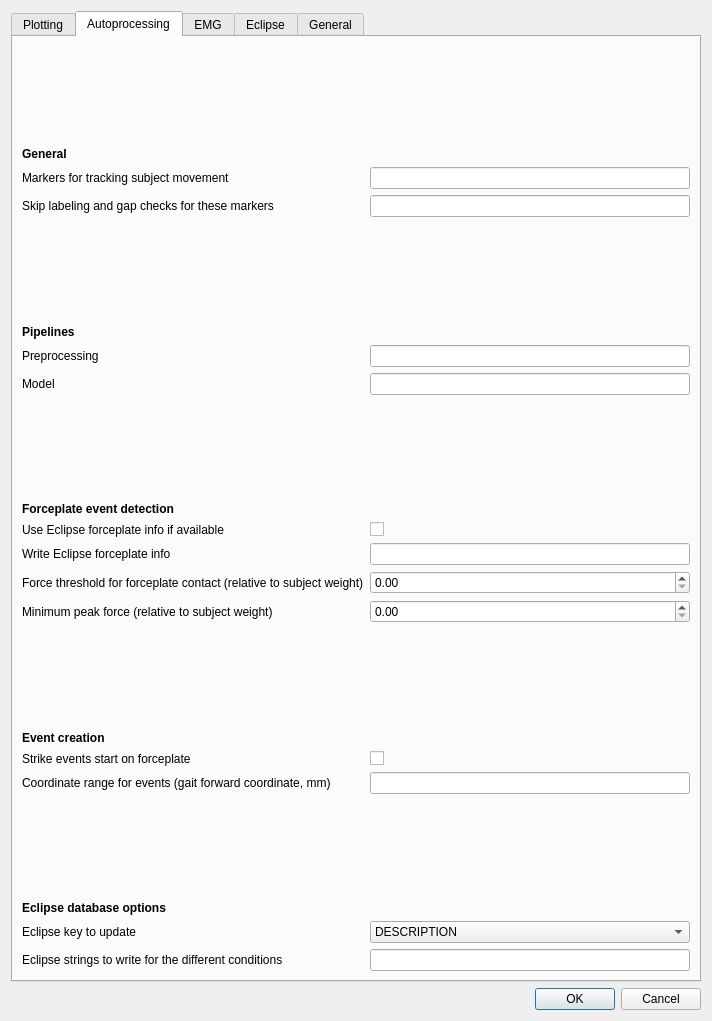
Old version of the form gaitutils/nexus_scripts/options_dialog.ui in the repository NCH-Motion-Laboratory/gaitutils.
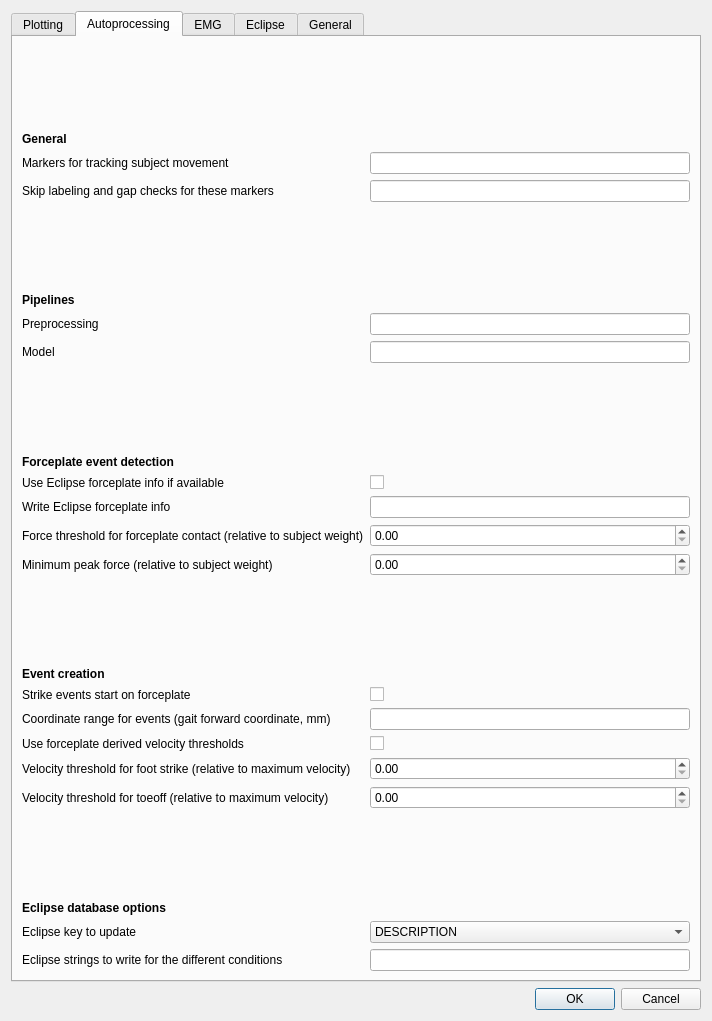
New version of the form. The open tabs and pages were chosen to show the change.

Commit message: configurable velocity thresholds

```diff
--- a/gaitutils/nexus_scripts/options_dialog.ui
+++ b/gaitutils/nexus_scripts/options_dialog.ui
@@ -27,7 +27,7 @@
    <item row="0" column="0">
     <widget class="QTabWidget" name="tabWidget">
      <property name="currentIndex">
-      <number>1</number>
+      <number>0</number>
      </property>
      <widget class="QWidget" name="plot">
       <attribute name="title">
@@ -845,7 +845,7 @@
          <item row="17" column="1">
           <widget class="QLineEdit" name="cfg_events_range"/>
          </item>
-         <item row="18" column="0">
+         <item row="21" column="0">
           <spacer name="verticalSpacer_3">
            <property name="orientation">
             <enum>Qt::Vertical</enum>
@@ -858,7 +858,7 @@
            </property>
           </spacer>
          </item>
-         <item row="19" column="0">
+         <item row="22" column="0">
           <widget class="QLabel" name="label_11">
            <property name="font">
             <font>
@@ -871,7 +871,7 @@
            </property>
           </widget>
          </item>
-         <item row="20" column="0">
+         <item row="23" column="0">
           <widget class="QLabel" name="label_12">
            <property name="toolTip">
             <string>&lt;html&gt;&lt;head/&gt;&lt;body&gt;&lt;p&gt;Which Eclipse key to update with processing info.&lt;/p&gt;&lt;/body&gt;&lt;/html&gt;</string>
@@ -881,7 +881,7 @@
            </property>
           </widget>
          </item>
-         <item row="20" column="1">
+         <item row="23" column="1">
           <widget class="QComboBox" name="cfg_eclipse_write_key">
            <item>
             <property name="text">
@@ -900,7 +900,7 @@
            </item>
           </widget>
          </item>
-         <item row="21" column="0">
+         <item row="24" column="0">
           <widget class="QLabel" name="label_20">
            <property name="toolTip">
             <string>&lt;html&gt;&lt;head/&gt;&lt;body&gt;&lt;p&gt;Determines how to write the processing info.&lt;/p&gt;&lt;/body&gt;&lt;/html&gt;</string>
@@ -910,7 +910,7 @@
            </property>
           </widget>
          </item>
-         <item row="21" column="1">
+         <item row="24" column="1">
           <widget class="QLineEdit" name="cfg_enf_descriptions"/>
          </item>
          <item row="10" column="1">
@@ -923,6 +923,60 @@
          <item row="11" column="1">
           <widget class="QLineEdit" name="cfg_write_eclipse_fp_info"/>
          </item>
+         <item row="18" column="0">
+          <widget class="QLabel" name="label_67">
+           <property name="text">
+            <string>Use forceplate derived velocity thresholds</string>
+           </property>
+          </widget>
+         </item>
+         <item row="18" column="1">
+          <widget class="QCheckBox" name="cfg_use_fp_vel_thresholds">
+           <property name="text">
+            <string/>
+           </property>
+          </widget>
+         </item>
+         <item row="19" column="0">
+          <widget class="QLabel" name="label_68">
+           <property name="text">
+            <string>Velocity threshold for foot strike (relative to maximum velocity)</string>
+           </property>
+          </widget>
+         </item>
+         <item row="20" column="0">
+          <widget class="QLabel" name="label_69">
+           <property name="text">
+            <string>Velocity threshold for toeoff (relative to maximum velocity)</string>
+           </property>
+          </widget>
+         </item>
+         <item row="19" column="1">
+          <widget class="QDoubleSpinBox" name="cfg_strike_vel_threshold">
+           <property name="suffix">
+            <string/>
+           </property>
+           <property name="maximum">
+            <double>1.000000000000000</double>
+           </property>
+           <property name="singleStep">
+            <double>0.010000000000000</double>
+           </property>
+          </widget>
+         </item>
+         <item row="20" column="1">
+          <widget class="QDoubleSpinBox" name="cfg_toeoff_vel_threshold">
+           <property name="suffix">
+            <string/>
+           </property>
+           <property name="maximum">
+            <double>1.000000000000000</double>
+           </property>
+           <property name="singleStep">
+            <double>0.010000000000000</double>
+           </property>
+          </widget>
+         </item>
         </layout>
        </item>
       </layout>
```
The commit also changes 2 other files.
